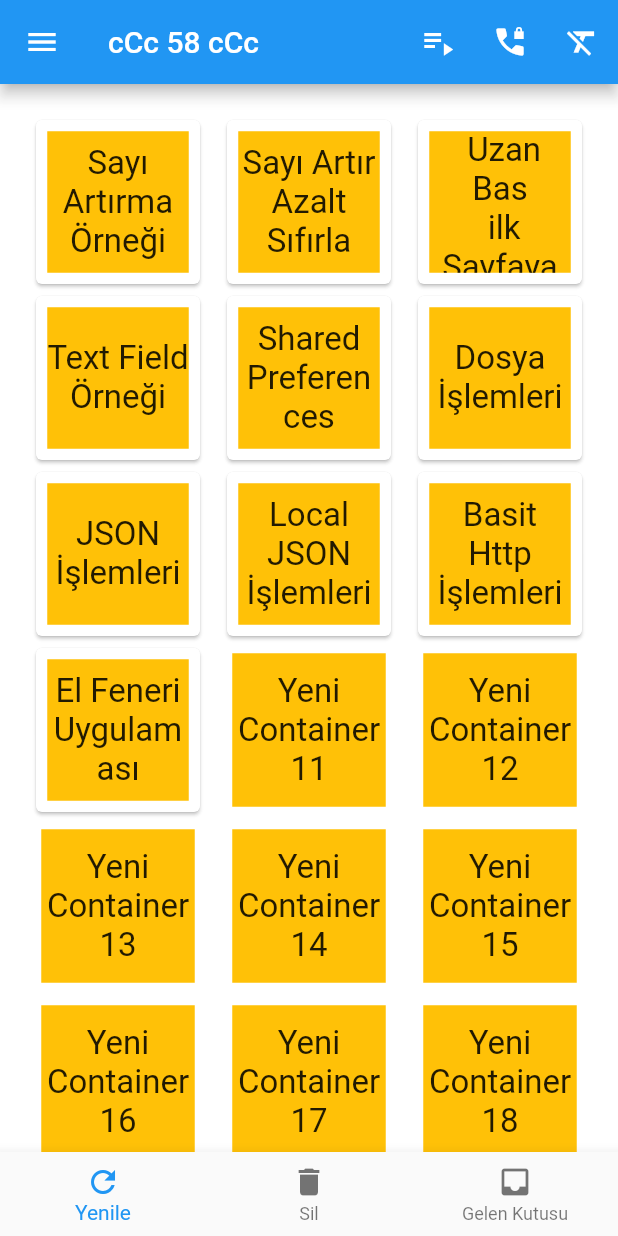
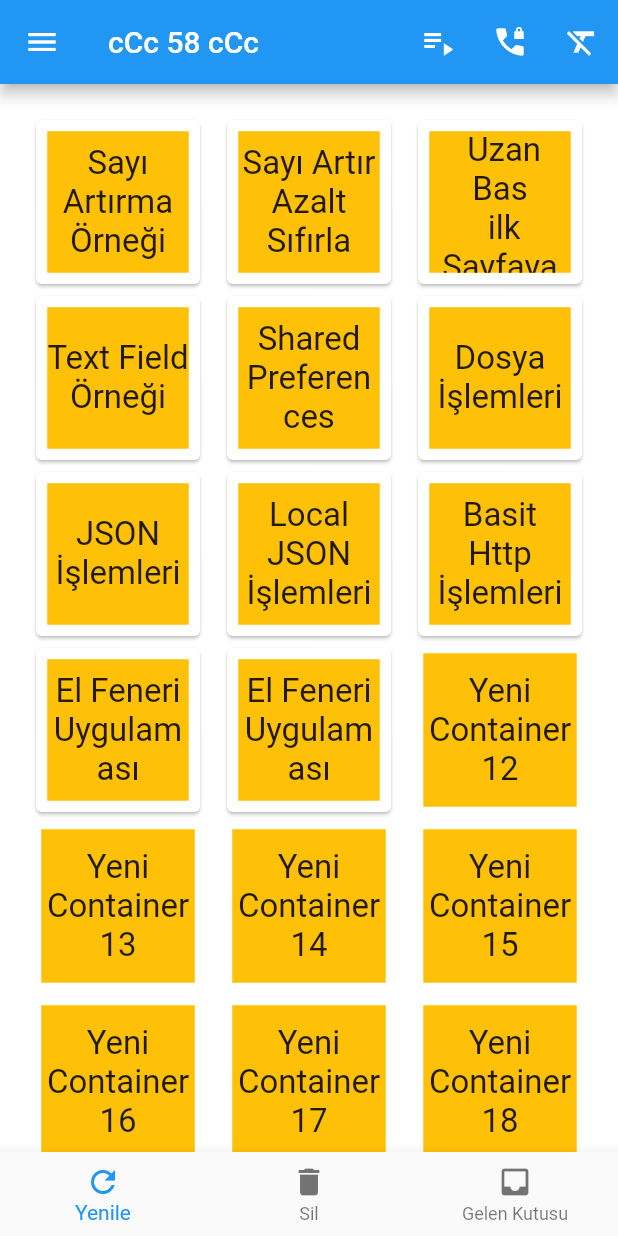
Before and after one commit to enesaslan/learning, a Flutter app: the screen it shows after launch, on a phone screen of 412 x 824 dp. Run offline on Flutter 3.47's test engine with Material 2 defaults, Android fonts, the phone set to English and light mode, and no system bars; our stand-ins replace fluttertoast, shared_preferences; missing offline and left inert: lamp; Roboto replaces fonts that are missing (Raleway).

Commit message:
SqFlight Başlangıcı.

```diff
--- a/lib/arayuz/scaffold.dart
+++ b/lib/arayuz/scaffold.dart
@@ -1,5 +1,6 @@
 import 'package:flutter/material.dart';
 import 'package:fluttertoast/fluttertoast.dart';
+import 'package:ilk_uygulama/arayuz/widgetlar/anasayfa_card.dart';
 
 class ScaffoldOgesi extends StatelessWidget {
   @override
@@ -269,16 +270,7 @@ class ScaffoldOgesi extends StatelessWidget {
                 ),
               ),
             ),
-            new Container(
-              alignment: Alignment.center,
-              color: Colors.amber,
-              margin: EdgeInsets.all(7.5),
-              child: new Text(
-                "Yeni Container 11",
-                textAlign: TextAlign.center,
-                style: TextStyle(fontFamily: "Raleway", fontSize: 22.0),
-              ),
-            ),
+            AnaCard("/elfeneri", "El Feneri Uygulaması"),
             new Container(
               alignment: Alignment.center,
               color: Colors.amber,
--- /dev/null
+++ b/lib/arayuz/widgetlar/anasayfa_card.dart
@@ -0,0 +1,39 @@
+import 'package:flutter/material.dart';
+import 'package:fluttertoast/fluttertoast.dart';
+
+class AnaCard extends StatelessWidget{
+  final String rota;
+
+  final String baslik;
+
+  AnaCard(this.rota, this.baslik);
+
+  @override
+  Widget build(BuildContext context) {
+
+    return new GestureDetector(
+              onTap: (){
+                Navigator.pushNamed(context, rota);
+                Fluttertoast.showToast(
+                    msg: "Text Field Örnek Kullanım Sayfası",
+                    gravity: ToastGravity.BOTTOM,
+                    toastLength: Toast.LENGTH_SHORT,
+                    backgroundColor: Colors.black45,
+                    textColor: Colors.white);
+              },
+              child: Card(
+                child: Container(
+              alignment: Alignment.center,
+              color: Colors.amber,
+              margin: EdgeInsets.all(7.5),
+              child: new Text(
+                baslik,
+                textAlign: TextAlign.center,
+                style: TextStyle(fontFamily: "Raleway", fontSize: 22.0),
+              ),
+            ),
+              ),
+            );
+  }
+
+}
--- a/pubspec.yaml
+++ b/pubspec.yaml
@@ -28,6 +28,7 @@ dependencies:
   json_serializable: ^2.0.2
   http: ^0.12.0+1
   lamp: ^0.0.6
+  sqflite: ^1.1.3
 
 
 dev_dependencies:
```
Also changed, not shown: lib/arayuz/elfeneri.dart (+8 -1 lines), lib/arayuz/veritabani/vtyardimcisi.dart (added, +9 -0 lines).
